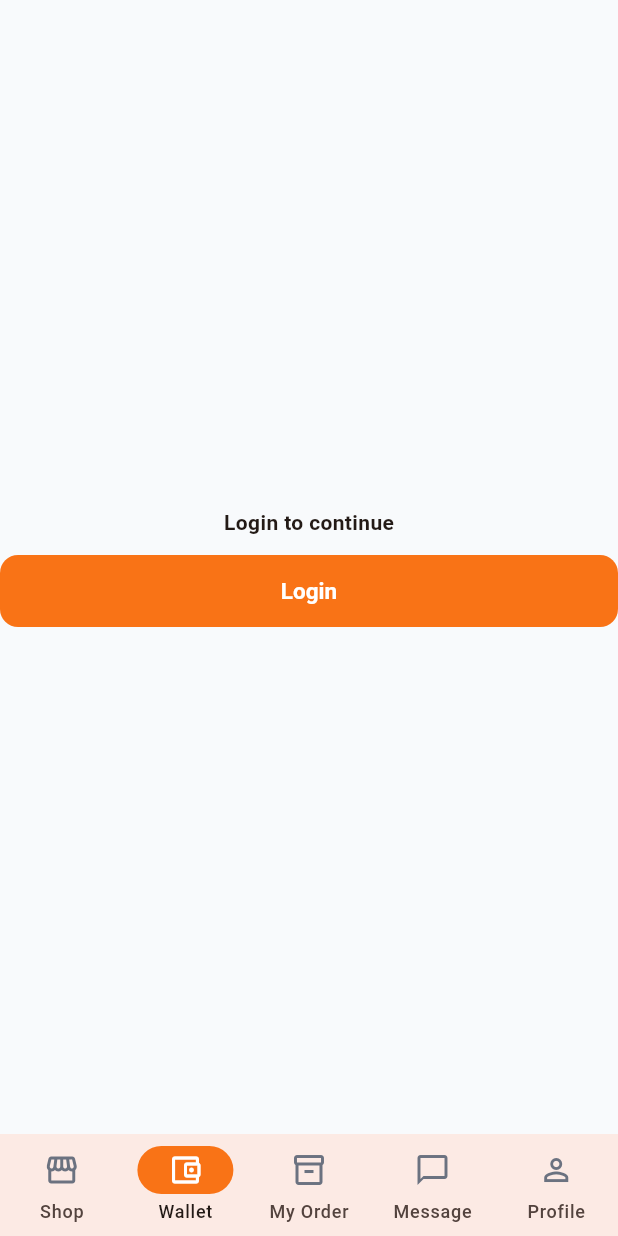
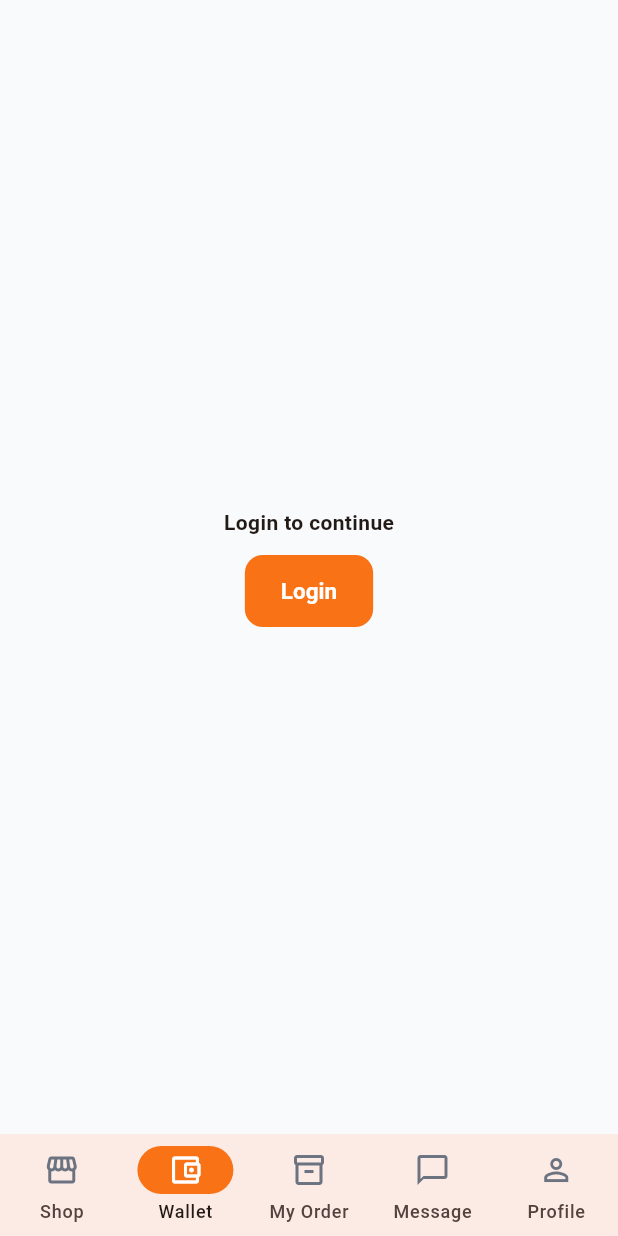
Before and after one commit to dicksonace/cityshop_robert_mobile_app, a Flutter app: the screen it shows after launch, item 2 of the bottom bar chosen, on a phone screen of 412 x 824 dp. Run offline on Flutter 3.47's test engine with Material 3 defaults, Android fonts, the phone set to English and light mode, and no system bars; our stand-ins replace cached_network_image, dio, flutter_secure_storage, go_router, image_picker; accounts and stored records are empty; network calls fail.

Commit message:
Fix blank product detail caused by infinite-width button theme.
Stop forcing full-width min sizes on Elevated/Outlined buttons so inline Chat and other Row buttons can layout.

Co-authored-by: Cursor <cursoragent@cursor.com>

```diff
--- a/lib/screens/product/product_detail_screen.dart
+++ b/lib/screens/product/product_detail_screen.dart
@@ -614,6 +614,10 @@ class _SellerCard extends StatelessWidget {
           ),
           if (product.sellerId != null)
             OutlinedButton(
+              style: OutlinedButton.styleFrom(
+                minimumSize: const Size(72, 40),
+                padding: const EdgeInsets.symmetric(horizontal: 14),
+              ),
               onPressed: onMessage,
               child: const Text('Chat'),
             ),
--- a/lib/theme/app_theme.dart
+++ b/lib/theme/app_theme.dart
@@ -60,7 +60,7 @@ class AppTheme {
         style: ElevatedButton.styleFrom(
           backgroundColor: AppColors.accent,
           foregroundColor: Colors.white,
-          minimumSize: const Size(double.infinity, 48),
+          minimumSize: const Size(64, 48),
           elevation: 0,
           shape: RoundedRectangleBorder(borderRadius: BorderRadius.circular(12)),
           textStyle: const TextStyle(fontWeight: FontWeight.w700, fontSize: 15),
@@ -69,7 +69,7 @@ class AppTheme {
       outlinedButtonTheme: OutlinedButtonThemeData(
         style: OutlinedButton.styleFrom(
           foregroundColor: AppColors.textPrimary,
-          minimumSize: const Size(double.infinity, 48),
+          minimumSize: const Size(64, 48),
           side: const BorderSide(color: Color(0xFFE5E7EB)),
           shape: RoundedRectangleBorder(borderRadius: BorderRadius.circular(12)),
         ),
--- a/lib/widgets/common_widgets.dart
+++ b/lib/widgets/common_widgets.dart
@@ -118,7 +118,10 @@ class PrimaryButton extends StatelessWidget {
 
   @override
   Widget build(BuildContext context) {
-    return ElevatedButton(
+    return SizedBox(
+      width: double.infinity,
+      height: 48,
+      child: ElevatedButton(
         onPressed: loading ? null : onPressed,
         child: loading
             ? const SizedBox(
@@ -127,6 +130,7 @@ class PrimaryButton extends StatelessWidget {
                 child: CircularProgressIndicator(strokeWidth: 2.5, color: Colors.white),
               )
             : Text(label),
+      ),
     );
   }
 }
```
Lines whose indentation alone changed are shown as unchanged.
